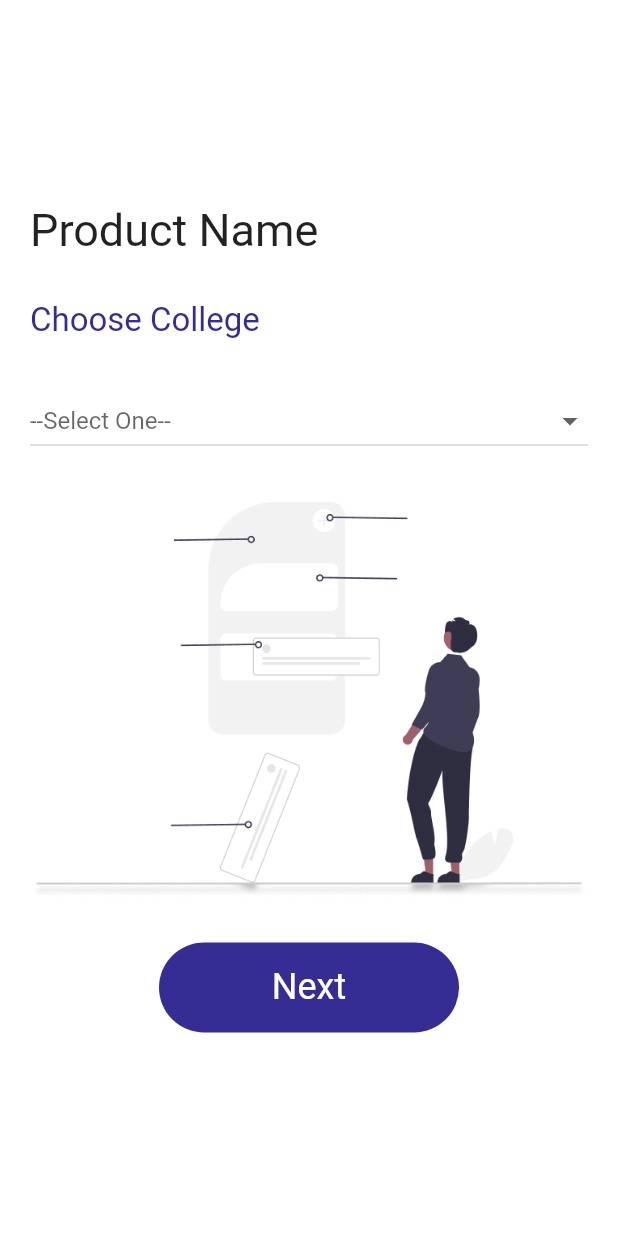
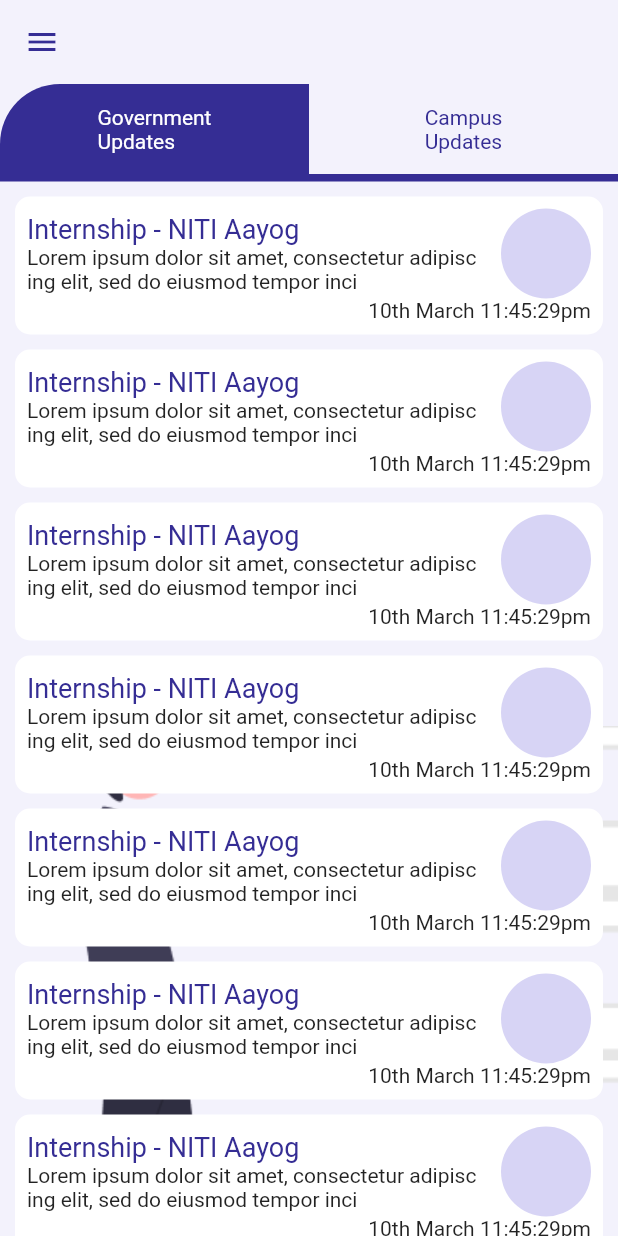
Before and after one commit to J-Nokwal/SIH, a Flutter app: the screen it shows after launch, on a phone screen of 412 x 824 dp. Run offline on Flutter 3.47's test engine with Material 2 defaults, Android fonts, the phone set to English and light mode, and no system bars; our stand-ins replace bloc, connectivity_plus, dio, flutter_bloc, freezed_annotation, get_it and 1 more.

Commit message:
Most of screens completed

```diff
--- a/sih_flutter_app/lib/core/colores.dart
+++ b/sih_flutter_app/lib/core/colores.dart
@@ -9,7 +9,8 @@
   static Color whitePure = const Color.fromRGBO(255, 255, 255, 1);
   static Color whitePurple = const Color.fromRGBO(243, 242, 252, 1);
   static Color transparent = Color.fromARGB(0, 0, 0, 0);
-  // static Color purpleLight = const Color.fromRGBO(215, 212, 245, 1);
+
+  static Color greenLight = const Color.fromRGBO(53, 199, 41, 1);
   // static Color purpleLight = const Color.fromRGBO(215, 212, 245, 1);
   // static Color purpleLight = const Color.fromRGBO(215, 212, 245, 1);
   // static Color purpleLight = const Color.fromRGBO(215, 212, 245, 1);
--- a/sih_flutter_app/lib/core/generateRoute.dart
+++ b/sih_flutter_app/lib/core/generateRoute.dart
@@ -3,14 +3,17 @@
 import 'package:sih_flutter_app/features/signin_signup/Screen/otpScreen.dart';
 import 'package:sih_flutter_app/features/signin_signup/Screen/signinScreen.dart';
 
+import '../features/applicationForm/screens/applicationFormScreen.dart';
+import '../features/homepage/screens/homeScreen.dart';
 import '../features/signin_signup/Screen/chooseCollegeScreen.dart';
+import '../features/signin_signup/Screen/entrerollNumberScreen.dart';
 import '../features/signin_signup/Screen/signupScreen.dart';
 
 class Routers {
   static Route<dynamic> generateRoute(RouteSettings settings) {
     switch (settings.name) {
       case '/':
-        return MaterialPageRoute(builder: (_) => ChooseCollegeScreen());
+        return MaterialPageRoute(builder: (_) => HomePage());
       case '/splashScreen':
         return MaterialPageRoute(builder: (_) => const SplashScreen());
       case '/signinScreen':
@@ -21,10 +24,12 @@
         return MaterialPageRoute(builder: (_) => OtpScreen());
       case '/chooseCollegeScreen':
         return MaterialPageRoute(builder: (_) => ChooseCollegeScreen());
-      case '/f':
-        return MaterialPageRoute(builder: (_) => Container());
-      case '/g':
-        return MaterialPageRoute(builder: (_) => Container());
+      case '/entreRollNoScreen':
+        return MaterialPageRoute(builder: (_) => EntreRollNoScreen());
+      case '/home':
+        return MaterialPageRoute(builder: (_) => HomePage());
+      case '/application':
+        return MaterialPageRoute(builder: (_) => ApplicationFormScreen());
       default:
         return MaterialPageRoute(
             builder: (_) => Scaffold(
--- /dev/null
+++ b/sih_flutter_app/lib/features/homepage/screens/homeScreen.dart
@@ -0,0 +1,221 @@
+import 'package:flutter/material.dart';
+import 'package:flutter_bloc/flutter_bloc.dart';
+import 'package:sih_flutter_app/core/colores.dart';
+import 'package:sih_flutter_app/features/homepage/screens/drawer.dart';
+
+import '../bloc/bloc/aaa_bloc.dart';
+
+class HomePage extends StatelessWidget {
+  const HomePage({Key? key}) : super(key: key);
+
+  @override
+  Widget build(BuildContext context) {
+    return Scaffold(
+      backgroundColor: kColors.whitePurple,
+      drawer: SideDrawer(),
+      appBar: AppBar(
+        backgroundColor: kColors.whitePurple,
+        // actionsIconTheme: IconThemeData(color: kColors.purpleDark),
+        elevation: 0,
+        leading: Builder(
+          builder: (BuildContext context) {
+            return IconButton(
+              icon: Icon(
+                Icons.menu,
+                color: kColors.purpleDark,
+              ),
+              onPressed: () {
+                Scaffold.of(context).openDrawer();
+              },
+              tooltip: MaterialLocalizations.of(context).openAppDrawerTooltip,
+            );
+          },
+        ),
+      ),
+      body: _HomeBody(),
+    );
+  }
+}
+
+class _HomeBody extends StatefulWidget {
+  _HomeBody({Key? key}) : super(key: key);
+
+  @override
+  State<_HomeBody> createState() => _HomeBodyState();
+}
+
+class _HomeBodyState extends State<_HomeBody> {
+  PageController pageController = PageController();
+  bool isGovSelected = true;
+  @override
+  Widget build(BuildContext context) {
+    return Container(
+      child: Column(
+        children: [
+          Row(
+            children: [
+              Expanded(
+                child: InkWell(
+                  onTap: () {
+                    pageController.animateToPage(0, duration: Duration(milliseconds: 300), curve: Curves.easeIn);
+                  },
+                  child: Container(
+                    height: 60,
+                    child: tabCurvedWidget(text: "Government\nUpdates", isSelected: isGovSelected),
+                  ),
+                ),
+              ),
+              Expanded(
+                child: InkWell(
+                  onTap: () {
+                    // isGovSelected = false;
+                    pageController.animateToPage(1, duration: Duration(milliseconds: 300), curve: Curves.easeIn);
+                  },
+                  child: Container(
+                    height: 60,
+                    child: tabCurvedWidget(text: "Campus\nUpdates", isSelected: !isGovSelected),
+                  ),
+                ),
+              ),
+            ],
+          ),
+          Container(
+            height: 5,
+            width: Size.infinite.width,
+            color: kColors.purpleDark,
+          ),
+          Expanded(
+            child: Center(
+                child: Stack(
+              children: [
+                Align(
+                    alignment: Alignment.bottomCenter,
+                    child: Padding(
+                      padding: const EdgeInsets.only(bottom: 40),
+                      child: Image.asset(
+                        "assets/images/homeScreenImage.png",
+                        fit: BoxFit.none,
+                        height: 300,
+                      ),
+                    )),
+                PageView(
+                  controller: pageController,
+                  onPageChanged: (int page) {
+                    setState(() {
+                      if (page == 0) {
+                        setState(() {
+                          isGovSelected = true;
+                        });
+                      } else {
+                        setState(() {
+                          isGovSelected = false;
+                        });
+                      }
+                    });
+                  },
+                  children: [
+                    ListView.builder(
+                        itemCount: 20 + 1,
+                        itemBuilder: (BuildContext context, int index) {
+                          if (index == 20) {
+                            return const SizedBox(height: 270);
+                          }
+                          return _HomeCard();
+                        }),
+                    ListView.builder(
+                        itemCount: 20 + 1,
+                        itemBuilder: (BuildContext context, int index) {
+                          if (index == 20) {
+                            return const SizedBox(height: 270);
+                          }
+                          return _HomeCard();
+                        }),
+                  ],
+                ),
+              ],
+            )),
+          )
+        ],
+      ),
+    );
+  }
+
+  Container tabCurvedWidget({required String text, required bool isSelected}) {
+    return Container(
+      decoration: BoxDecoration(
+        color: isSelected ? kColors.purpleDark : kColors.whitePurple,
+        borderRadius: BorderRadius.only(topLeft: Radius.circular(40)),
+        // borderRadius: BorderRadius.circular(10)
+      ),
+      child: Center(
+        child: Text(
+          text,
+          style: TextStyle(color: isSelected ? kColors.whitePure : kColors.purpleDark),
+        ),
+      ),
+    );
+  }
+}
+
+class _HomeCard extends StatelessWidget {
+  const _HomeCard({
+    Key? key,
+  }) : super(key: key);
+
+  @override
+  Widget build(BuildContext context) {
+    return Padding(
+      padding: EdgeInsets.fromLTRB(10, 10, 10, 0),
+      child: InkWell(
+        onTap: () {
+          Navigator.of(context).pushNamed('/application');
+        },
+        child: Container(
+          // height: 80,
+          decoration: BoxDecoration(
+            borderRadius: BorderRadius.circular(10),
+            color: kColors.whitePure,
+          ),
+          child: Padding(
+            padding: const EdgeInsets.all(8.0),
+            child: Column(
+              children: [
+                Row(children: [
+                  Expanded(
+                    child: Column(
+                      crossAxisAlignment: CrossAxisAlignment.start,
+                      children: [
+                        Text(
+                          "Internship - NITI Aayog",
+                          style: TextStyle(fontSize: 18, color: kColors.purpleDark),
+                        ),
+                        Text(
+                          "Lorem ipsum dolor sit amet, consectetur adipisc ing elit, sed do eiusmod tempor inci",
+                          maxLines: 3,
+                          softWrap: true,
+                        )
+                      ],
+                    ),
+                  ),
+                  Container(
+                    height: 60,
+                    width: 60,
+                    decoration: BoxDecoration(
+                      borderRadius: BorderRadius.circular(30),
+                      color: kColors.purpleLight,
+                    ),
+                  ),
+                  // SizedBox(width: 5),
+                ]),
+                Align(
+                  alignment: Alignment.centerRight,
+                  child: Text("10th March 11:45:29pm"),
+                )
+              ],
+            ),
+          ),
+        ),
+      ),
+    );
+  }
+}
--- a/sih_flutter_app/lib/features/signin_signup/Screen/signinScreen.dart
+++ b/sih_flutter_app/lib/features/signin_signup/Screen/signinScreen.dart
@@ -79,7 +79,7 @@
               Row(
                 mainAxisAlignment: MainAxisAlignment.center,
                 children: [
-                  Image.asset("assets/images/copyWriteResers.png"),
+                  Image.asset("assets/images/copyWriteReservs.png"),
                   const SizedBox(width: 10),
                   const Text("All Rights Reserved")
                 ],
--- a/sih_flutter_app/pubspec.yaml
+++ b/sih_flutter_app/pubspec.yaml
@@ -41,8 +41,10 @@
   hive: ^2.0.6
   connectivity_plus: ^2.2.1
   injectable: ^1.5.3
+  freezed_annotation: ^1.1.0
 
 dev_dependencies:
+  freezed: ^1.1.1
   flutter_test:
     sdk: flutter
   build_runner: ^2.1.7
```
Also changed, not shown: sih_flutter_app/lib/features/applicationForm/screens/applicationFormScreen.dart (added, +237 -0 lines), sih_flutter_app/lib/features/homepage/bloc/bloc/aaa_bloc.dart (added, +18 -0 lines), sih_flutter_app/lib/features/homepage/bloc/bloc/aaa_event.dart (added, +7 -0 lines), sih_flutter_app/lib/features/homepage/bloc/bloc/aaa_state.dart (added, +7 -0 lines), sih_flutter_app/lib/features/homepage/screens/drawer.dart (added, +82 -0 lines), sih_flutter_app/lib/features/signin_signup/Screen/entrerollNumberScreen.dart (added, +76 -0 lines), sih_flutter_app/assets/images/bookmark.png (added), sih_flutter_app/assets/images/copyWriteReservs.png (renamed from sih_flutter_app/assets/images/copyWriteResers.png), sih_flutter_app/assets/images/copyrightWhite.png (added), sih_flutter_app/assets/images/gear.png (added), sih_flutter_app/assets/images/qrhigh.png (added), sih_flutter_app/assets/images/qrlow.png (added), sih_flutter_app/assets/images/registration.png (added), sih_flutter_app/assets/images/wallet.png (added), 3 more files, 8 other files.
